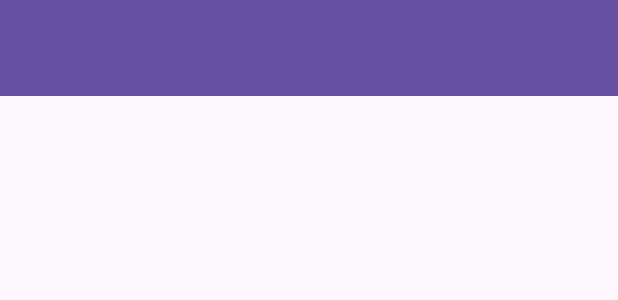
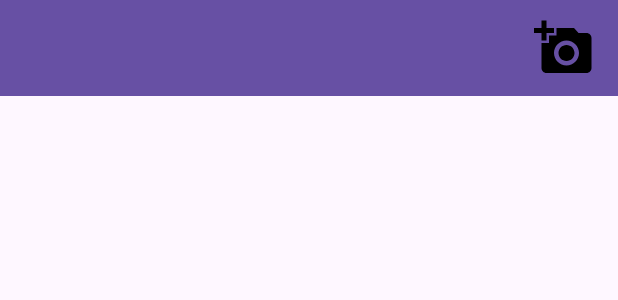
Before and after one commit to saliharya/StoryApp, an Android app: the layout activity_main.xml on its own in the app's theme, with its tools: preview values and no code run, on a phone screen of 412 x 824 dp. Shown: the top 300 px of the screen. Run offline under Robolectric (Android 15) with nearby library versions, the phone set to English and light mode, and no system bars.

Commit message:
refactor code

```diff
--- a/app/src/main/AndroidManifest.xml
+++ b/app/src/main/AndroidManifest.xml
@@ -16,6 +16,9 @@
         android:theme="@style/Theme.StoryApp"
         tools:targetApi="31">
         <activity
+            android:name=".ui.activity.AddStoryActivity"
+            android:exported="false" />
+        <activity
             android:name=".ui.activity.RegisterActivity"
             android:exported="false" />
         <activity
--- a/app/src/main/java/com/arya/storyapp/ui/adapter/ListStoryAdapter.kt
+++ b/app/src/main/java/com/arya/storyapp/ui/adapter/ListStoryAdapter.kt
@@ -30,15 +30,13 @@ class ListStoryAdapter :
         private val descriptionTextView = itemView.findViewById<TextView>(R.id.tvDescription)
 
         fun bind(story: Story) {
-            // Set the values for the views
             usernameTextView.text = story.name
             descriptionTextView.text = story.description
 
-            // Load the image using Glide
             Glide.with(itemView)
                 .load(story.photoUrl)
                 .centerCrop()
-                .placeholder(R.color.black) // Placeholder color while loading
+                .placeholder(R.color.black)
                 .into(storyImageView)
         }
     }
--- /dev/null
+++ b/app/src/main/res/drawable/baseline_add_story.xml
@@ -0,0 +1,5 @@
+<vector android:height="48dp" android:tint="#000000"
+    android:viewportHeight="24" android:viewportWidth="24"
+    android:width="48dp" xmlns:android="http://schemas.android.com/apk/res/android">
+    <path android:fillColor="@android:color/white" android:pathData="M3,4V1h2v3h3v2H5v3H3V6H0V4H3zM6,10V7h3V4h7l1.83,2H21c1.1,0 2,0.9 2,2v12c0,1.1 -0.9,2 -2,2H5c-1.1,0 -2,-0.9 -2,-2V10H6zM13,19c2.76,0 5,-2.24 5,-5s-2.24,-5 -5,-5s-5,2.24 -5,5S10.24,19 13,19zM9.8,14c0,1.77 1.43,3.2 3.2,3.2s3.2,-1.43 3.2,-3.2s-1.43,-3.2 -3.2,-3.2S9.8,12.23 9.8,14z"/>
+</vector>
--- a/app/src/main/res/layout/activity_main.xml
+++ b/app/src/main/res/layout/activity_main.xml
@@ -15,6 +15,14 @@
         app:layout_constraintStart_toStartOf="parent"
         app:layout_constraintTop_toTopOf="parent">
 
+        <ImageView
+            android:id="@+id/btnAddStory"
+            android:layout_width="wrap_content"
+            android:layout_height="wrap_content"
+            android:layout_gravity="end"
+            android:layout_margin="12dp"
+            android:contentDescription="@string/add_story"
+            android:src="@drawable/baseline_add_story" />
     </androidx.appcompat.widget.Toolbar>
 
     <androidx.recyclerview.widget.RecyclerView
--- a/app/src/main/res/values/strings.xml
+++ b/app/src/main/res/values/strings.xml
@@ -12,4 +12,8 @@
     <string name="register_button_text">Register</string>
     <string name="story_image">Story Image</string>
     <string name="logout">Logout</string>
+    <string name="add_story">Add Story</string>
+    <string name="wrong_username_or_password_message">Oops! Did you mistype your username or password, or is your cat walking on the keyboard again? \uD83D\uDE40</string>
+    <string name="registration_success">Registration successful</string>
+    <string name="registration_failure">Oops! It looks like that email is already taken. Try another one and let\'s get you signed up! \\uD83D\\uDE04</string>
 </resources>
```
Also changed, not shown: app/src/main/java/com/arya/storyapp/ui/activity/AddStoryActivity.kt (added, +12 -0 lines), app/src/main/java/com/arya/storyapp/ui/activity/LoginActivity.kt (+13 -8 lines), app/src/main/java/com/arya/storyapp/ui/activity/MainActivity.kt (+9 -2 lines), app/src/main/java/com/arya/storyapp/ui/activity/RegisterActivity.kt (+8 -5 lines), app/src/main/res/layout/activity_add_story.xml (added, +9 -0 lines).
